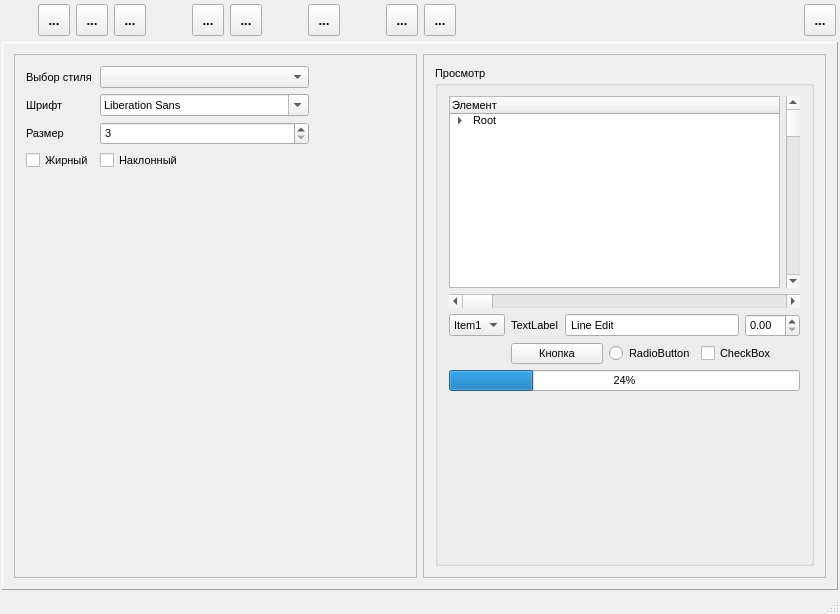
Old version of the form mainwindow.ui in the repository dostapazov/powermon_v4.
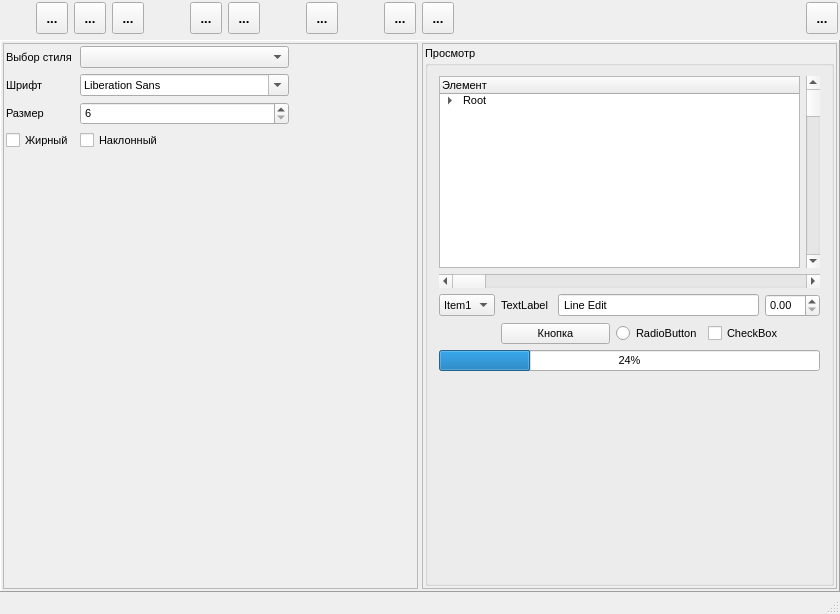
New version of the form. Icons and pictures are not drawn. Custom widgets are drawn as their Qt base class.

Diff of the .ui file:
```diff
--- a/mainwindow.ui
+++ b/mainwindow.ui
@@ -43,16 +43,16 @@
      <number>4</number>
     </property>
     <property name="leftMargin">
-     <number>2</number>
+     <number>0</number>
     </property>
     <property name="topMargin">
-     <number>2</number>
+     <number>0</number>
     </property>
     <property name="rightMargin">
-     <number>2</number>
+     <number>0</number>
     </property>
     <property name="bottomMargin">
-     <number>2</number>
+     <number>0</number>
     </property>
     <item>
      <widget class="QFrame" name="frameMenu">
@@ -115,12 +115,6 @@
            <height>32</height>
           </size>
          </property>
-         <property name="maximumSize">
-          <size>
-           <width>32</width>
-           <height>32</height>
-          </size>
-         </property>
          <property name="text">
           <string>...</string>
          </property>
@@ -146,12 +140,6 @@
            <height>32</height>
           </size>
          </property>
-         <property name="maximumSize">
-          <size>
-           <width>32</width>
-           <height>32</height>
-          </size>
-         </property>
          <property name="text">
           <string>...</string>
          </property>
@@ -183,12 +171,6 @@
            <height>32</height>
           </size>
          </property>
-         <property name="maximumSize">
-          <size>
-           <width>32</width>
-           <height>32</height>
-          </size>
-         </property>
          <property name="toolTip">
           <string>Отчет о выполнении</string>
          </property>
@@ -242,12 +224,6 @@
            <height>32</height>
           </size>
          </property>
-         <property name="maximumSize">
-          <size>
-           <width>32</width>
-           <height>32</height>
-          </size>
-         </property>
          <property name="toolTip">
           <string>Методы на устройстве</string>
          </property>
@@ -285,12 +261,6 @@
            <height>32</height>
           </size>
          </property>
-         <property name="maximumSize">
-          <size>
-           <width>32</width>
-           <height>32</height>
-          </size>
-         </property>
          <property name="toolTip">
           <string>Доп. параметры устройства</string>
          </property>
@@ -338,12 +308,6 @@
            <height>32</height>
           </size>
          </property>
-         <property name="maximumSize">
-          <size>
-           <width>32</width>
-           <height>32</height>
-          </size>
-         </property>
          <property name="text">
           <string>...</string>
          </property>
@@ -385,12 +349,6 @@
            <height>32</height>
           </size>
          </property>
-         <property name="maximumSize">
-          <size>
-           <width>32</width>
-           <height>32</height>
-          </size>
-         </property>
          <property name="text">
           <string>...</string>
          </property>
@@ -416,12 +374,6 @@
            <height>32</height>
           </size>
          </property>
-         <property name="maximumSize">
-          <size>
-           <width>32</width>
-           <height>32</height>
-          </size>
-         </property>
          <property name="text">
           <string>...</string>
          </property>
@@ -460,12 +412,6 @@
            <height>32</height>
           </size>
          </property>
-         <property name="maximumSize">
-          <size>
-           <width>32</width>
-           <height>32</height>
-          </size>
-         </property>
          <property name="text">
           <string>...</string>
          </property>
@@ -519,16 +465,16 @@
          <enum>QLayout::SetMinAndMaxSize</enum>
         </property>
         <property name="leftMargin">
-         <number>4</number>
+         <number>2</number>
         </property>
         <property name="topMargin">
-         <number>4</number>
+         <number>2</number>
         </property>
         <property name="rightMargin">
-         <number>4</number>
+         <number>2</number>
         </property>
         <property name="bottomMargin">
-         <number>4</number>
+         <number>2</number>
         </property>
         <item>
          <widget class="ZrmWidget" name="zrm_widget" native="true">
@@ -572,9 +518,24 @@
       </widget>
       <widget class="QWidget" name="conn_params_page">
        <layout class="QVBoxLayout" name="verticalLayout_6">
+        <property name="spacing">
+         <number>4</number>
+        </property>
         <property name="sizeConstraint">
          <enum>QLayout::SetMinAndMaxSize</enum>
         </property>
+        <property name="leftMargin">
+         <number>2</number>
+        </property>
+        <property name="topMargin">
+         <number>2</number>
+        </property>
+        <property name="rightMargin">
+         <number>2</number>
+        </property>
+        <property name="bottomMargin">
+         <number>2</number>
+        </property>
         <item>
          <widget class="ZrmConnectivityParam" name="conn_params" native="true"/>
         </item>
@@ -582,6 +543,21 @@
       </widget>
       <widget class="QWidget" name="style_page">
        <layout class="QHBoxLayout" name="horizontalLayout_5">
+        <property name="spacing">
+         <number>4</number>
+        </property>
+        <property name="leftMargin">
+         <number>2</number>
+        </property>
+        <property name="topMargin">
+         <number>2</number>
+        </property>
+        <property name="rightMargin">
+         <number>2</number>
+        </property>
+        <property name="bottomMargin">
+         <number>2</number>
+        </property>
         <item>
          <widget class="QFrame" name="style_frame">
           <property name="frameShape">
@@ -591,6 +567,21 @@
            <enum>QFrame::Raised</enum>
           </property>
           <layout class="QVBoxLayout" name="verticalLayout_3">
+           <property name="spacing">
+            <number>4</number>
+           </property>
+           <property name="leftMargin">
+            <number>2</number>
+           </property>
+           <property name="topMargin">
+            <number>2</number>
+           </property>
+           <property name="rightMargin">
+            <number>2</number>
+           </property>
+           <property name="bottomMargin">
+            <number>2</number>
+           </property>
            <item>
             <layout class="QHBoxLayout" name="horizontalLayout_2">
              <item>
@@ -625,7 +616,7 @@
                <item row="2" column="1">
                 <widget class="QSpinBox" name="font_size">
                  <property name="minimum">
-                  <number>3</number>
+                  <number>6</number>
                  </property>
                  <property name="maximum">
                   <number>96</number>
@@ -706,6 +697,21 @@
            <enum>QFrame::Raised</enum>
           </property>
           <layout class="QVBoxLayout" name="verticalLayout_8">
+           <property name="spacing">
+            <number>4</number>
+           </property>
+           <property name="leftMargin">
+            <number>2</number>
+           </property>
+           <property name="topMargin">
+            <number>2</number>
+           </property>
+           <property name="rightMargin">
+            <number>2</number>
+           </property>
+           <property name="bottomMargin">
+            <number>2</number>
+           </property>
            <item>
             <widget class="QGroupBox" name="gb_ctrls">
              <property name="title">
@@ -884,7 +890,7 @@
      <normaloff>:/icons/icons/method_editor.png</normaloff>:/icons/icons/method_editor.png</iconset>
    </property>
    <property name="text">
-    <string>MEditor</string>
+    <string>Правка</string>
    </property>
    <property name="toolTip">
     <string>Редактор методов</string>
@@ -899,7 +905,7 @@
      <normaloff>:/icons/icons/settings.png</normaloff>:/icons/icons/settings.png</iconset>
    </property>
    <property name="text">
-    <string>Настройки соединения</string>
+    <string>Соединения</string>
    </property>
    <property name="toolTip">
     <string>Настройки соединения</string>
@@ -911,7 +917,7 @@
      <normaloff>:/icons/icons/exit.png</normaloff>:/icons/icons/exit.png</iconset>
    </property>
    <property name="text">
-    <string>Завершение</string>
+    <string>Выход</string>
    </property>
    <property name="toolTip">
     <string>Завершить работу(Alt+X)</string>
@@ -932,7 +938,7 @@
      <normaloff>:/icons/icons/param.png</normaloff>:/icons/icons/param.png</iconset>
    </property>
    <property name="text">
-    <string>Управление устройством</string>
+    <string>Устройство</string>
    </property>
    <property name="toolTip">
     <string>Управление устройством</string>
@@ -947,7 +953,7 @@
      <normaloff>:/icons/icons/style.png</normaloff>:/icons/icons/style.png</iconset>
    </property>
    <property name="text">
-    <string>Style</string>
+    <string>Вид</string>
    </property>
    <property name="toolTip">
     <string>Оформление</string>
@@ -962,7 +968,7 @@
      <normaloff>:/icons/icons/zrm_ready.png</normaloff>:/icons/icons/zrm_ready.png</iconset>
    </property>
    <property name="text">
-    <string>ReadyList</string>
+    <string>Все</string>
    </property>
    <property name="toolTip">
     <string>Отображение всех</string>
@@ -977,7 +983,7 @@
      <normaloff>:/icons/icons/methods.png</normaloff>:/icons/icons/methods.png</iconset>
    </property>
    <property name="text">
-    <string>Методы на устройстве</string>
+    <string>Методы</string>
    </property>
    <property name="toolTip">
     <string>Методы на устройстве</string>
@@ -1007,7 +1013,7 @@
      <normaloff>:/icons/icons/params.png</normaloff>:/icons/icons/params.png</iconset>
    </property>
    <property name="text">
-    <string>Настройки устройства</string>
+    <string>Настройки</string>
    </property>
    <property name="toolTip">
     <string>Настройки устройства</string>
```
